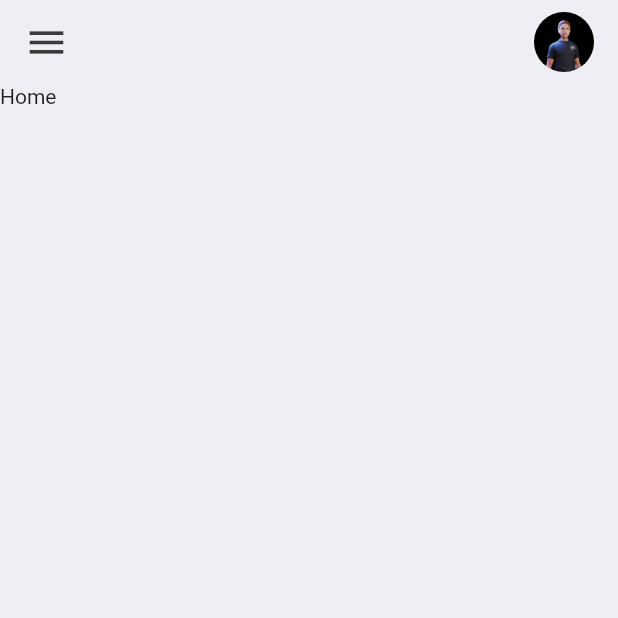
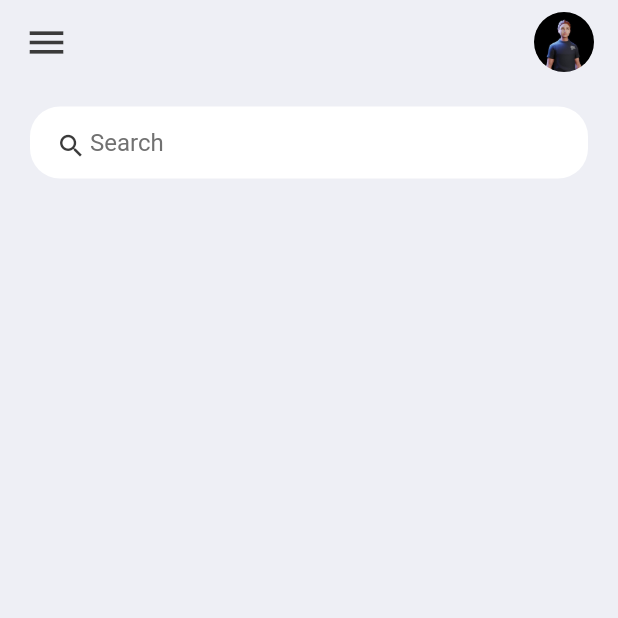
Before and after one commit to SHARKZTECH/flutter-todoApp, a Flutter app: the screen it shows after launch, on a phone screen of 412 x 824 dp, the top half of it. Run offline on Flutter 3.47's test engine with Material 2 defaults, Android fonts, the phone set to English and light mode, and no system bars.

Commit message:
Search Box

```diff
--- a/lib/screens/home.dart
+++ b/lib/screens/home.dart
@@ -10,7 +10,41 @@ class Home extends StatelessWidget {
       backgroundColor: tdBGColor,
       appBar: _buildAppBar(),
       body: Container(
-        child: const Text("Home"),
+          padding: const EdgeInsets.symmetric(
+            horizontal: 20,
+            vertical: 15,
+          ),
+          child: Column(
+            children: [
+              searchBox(),
+            ],
+          )),
+    );
+  }
+
+  Widget searchBox() {
+    return Container(
+      padding: const EdgeInsets.symmetric(horizontal: 15),
+      decoration: BoxDecoration(
+        color: Colors.white,
+        borderRadius: BorderRadius.circular(20),
+      ),
+      child: const TextField(
+        decoration: InputDecoration(
+          contentPadding: EdgeInsets.all(0),
+          prefixIcon: Icon(
+            Icons.search,
+            color: tdBlack,
+            size: 20,
+          ),
+          prefixIconConstraints: BoxConstraints(
+            maxHeight: 15,
+            minWidth: 25,
+          ),
+          border: InputBorder.none,
+          hintText: 'Search',
+          hintStyle: TextStyle(color: tdGrey),
+        ),
       ),
     );
   }
@@ -22,7 +56,7 @@ class Home extends StatelessWidget {
       title: Row(
         mainAxisAlignment: MainAxisAlignment.spaceBetween,
         children: [
-          Icon(
+          const Icon(
             Icons.menu,
             color: tdBlack,
             size: 30,
```
